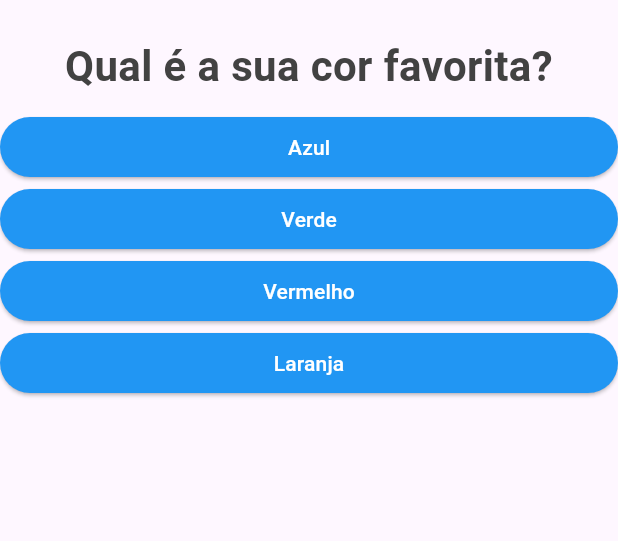
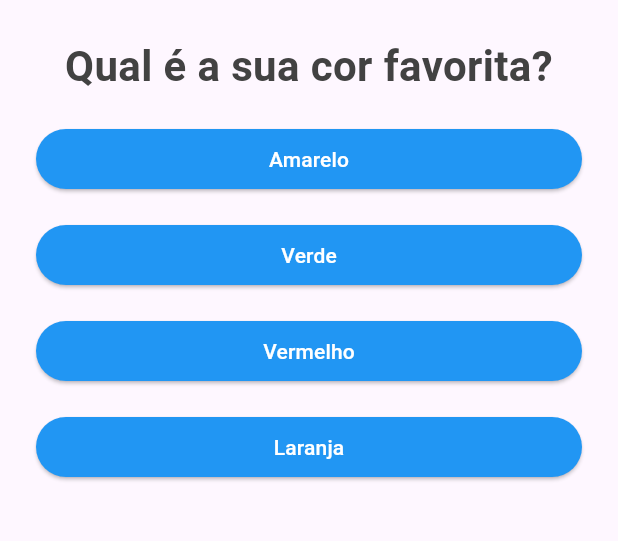
Before and after one commit to AdoniroSalles/flutter-aap-perguntas, a Flutter app: the screen it shows after launch, on a phone screen of 412 x 824 dp, the part 63-604 px from its top. Run offline on Flutter 3.47's test engine with Material 3 defaults, Android fonts, the phone set to English and light mode, and no system bars.

Commit message:
app questionário

```diff
--- a/lib/main.dart
+++ b/lib/main.dart
@@ -1,52 +1,84 @@
 import 'package:flutter/material.dart';
 import 'package:projeto_perguntas/questao.dart';
+import 'package:projeto_perguntas/questionario.dart';
 import 'package:projeto_perguntas/resposta.dart';
+import 'package:projeto_perguntas/resultado.dart';
 
 main() => runApp(PerguntaApp());
 
 class _PerguntaAppState extends State<PerguntaApp> {
+  var _perguntaSelecionada = 0;
+  var _pontuacaoTotal = 0;
+
+  final List<Map<String, Object>> perguntas = const [
+    {
+      'texto': 'Qual é a sua cor favorita?',
+      'respostas': [
+        {'texto': 'Amarelo', 'pontuacao': 8},
+        {'texto': 'Verde', 'pontuacao': 5},
+        {'texto': 'Vermelho', 'pontuacao': 4},
+        {'texto': 'Laranja', 'pontuacao': 2},
+      ],
+    },
+    {
+      'texto': 'Qual é o seu animal favorito?',
+      'respostas': [
+        {'texto': 'Cachorro', 'pontuacao': 8},
+        {'texto': 'Gato', 'pontuacao': 9},
+        {'texto': 'Pássaro', 'pontuacao': 4},
+        {'texto': 'Peixe', 'pontuacao': 6},
+      ],
+    },
+    {
+      'texto': 'Qual é o seu esporte favorito?',
+      'respostas': [
+        {'texto': 'Futebol', 'pontuacao': 5},
+        {'texto': 'Basquete', 'pontuacao': 3},
+        {'texto': 'Vôlei', 'pontuacao': 1},
+        {'texto': 'Natação', 'pontuacao': 6},
+      ],
+    },
+  ];
+
   // Aqui você pode adicionar lógica de estado, se necessário
-  var _perguntaSelecionada = 0;
+  void _responder(int pontuacao) {
+    if (temPerguntaSelecionada) {
+      setState(() {
+        _perguntaSelecionada++;
+        _pontuacaoTotal += pontuacao;
+      });
 
-  void _responder() {
+      print('Resposta selecionada: $_perguntaSelecionada');
+      print('Pontuação Total: $_pontuacaoTotal');
+    }
+  }
+
+  void _reiniciarPerguntas() {
     setState(() {
-      _perguntaSelecionada++;
+      _perguntaSelecionada = 0;
+      _pontuacaoTotal = 0;
     });
+  }
 
-    print('Resposta selecionada: $_perguntaSelecionada');
+  bool get temPerguntaSelecionada {
+    return _perguntaSelecionada < perguntas.length;
   }
 
   @override
   Widget build(BuildContext context) {
-    final List<Map<String, Object>> perguntas = [
-      {
-        'texto': 'Qual é a sua cor favorita?',
-        'respostas': ['Azul', 'Verde', 'Vermelho', 'Laranja'],
-      },
-      {
-        'texto': 'Qual é o seu animal favorito?',
-        'respostas': ['Cachorro', 'Gato', 'Pássaro', 'Peixe'],
-      },
-      {
-        'texto': 'Qual é o seu esporte favorito?',
-        'respostas': ['Futebol', 'Basquete', 'Vôlei', 'Natação'],
-      },
-    ];
-
-    List<String> respostas = perguntas[_perguntaSelecionada]
-        .cast()['respostas'];
-
     return MaterialApp(
       home: Scaffold(
         appBar: AppBar(title: Text('Perguntas')),
-        body: Column(
-          children: [
-            Questao(texto: perguntas[_perguntaSelecionada]['texto'].toString()),
-            ...respostas
-                .map((texto) => Resposta(text: texto, onPressed: _responder))
-                .toList(),
-          ],
-        ),
+        body: temPerguntaSelecionada
+            ? Questionario(
+                perguntas: perguntas,
+                perguntaSelecionada: _perguntaSelecionada,
+                quandoResponder: _responder,
+              )
+            : Resultado(
+                pontuacao: _pontuacaoTotal,
+                quandoReiniciar: _reiniciarPerguntas,
+              ),
       ),
     );
   }
--- a/lib/questao.dart
+++ b/lib/questao.dart
@@ -16,10 +16,8 @@ class Questao extends StatelessWidget {
           fontSize: 28,
           color: Colors.grey[800],
           fontWeight: FontWeight.bold,
-
         ),
         textAlign: TextAlign.center,
-
       ),
     );
   }
--- /dev/null
+++ b/lib/questionario.dart
@@ -0,0 +1,39 @@
+import 'package:flutter/material.dart';
+import 'package:projeto_perguntas/questao.dart';
+import 'package:projeto_perguntas/resposta.dart';
+
+class Questionario extends StatelessWidget {
+  final int perguntaSelecionada;
+  final List<Map<String, Object>> perguntas;
+  final void Function(int) quandoResponder;
+
+  const Questionario({
+    super.key,
+    required this.perguntaSelecionada,
+    required this.perguntas,
+    required this.quandoResponder,
+  });
+
+  bool get temPerguntaSelecionada {
+    return perguntaSelecionada < perguntas.length;
+  }
+
+  @override
+  Widget build(BuildContext context) {
+    List<Map<String, Object>> respostas = temPerguntaSelecionada
+        ? perguntas[perguntaSelecionada].cast()['respostas']
+        : [];
+
+    return Column(
+      children: [
+        Questao(texto: perguntas[perguntaSelecionada]['texto'].toString()),
+        ...respostas.map((resp) {
+          return Resposta(
+            text: resp['texto'].toString(),
+            onPressed: () => quandoResponder(int.parse(resp['pontuacao'].toString())),
+          );
+        }).toList(),
+      ],
+    );
+  }
+}
--- a/lib/resposta.dart
+++ b/lib/resposta.dart
@@ -9,6 +9,7 @@ class Resposta extends StatelessWidget {
   @override
   Widget build(BuildContext context) {
     return Container(
+      padding: EdgeInsets.symmetric(vertical: 8, horizontal: 24),
       width: double.infinity,
       child: ElevatedButton(
         child: Text(text),
```
Also changed, not shown: lib/resultado.dart (added, +43 -0 lines), 1 other file. Lines whose indentation alone changed are shown as unchanged.
